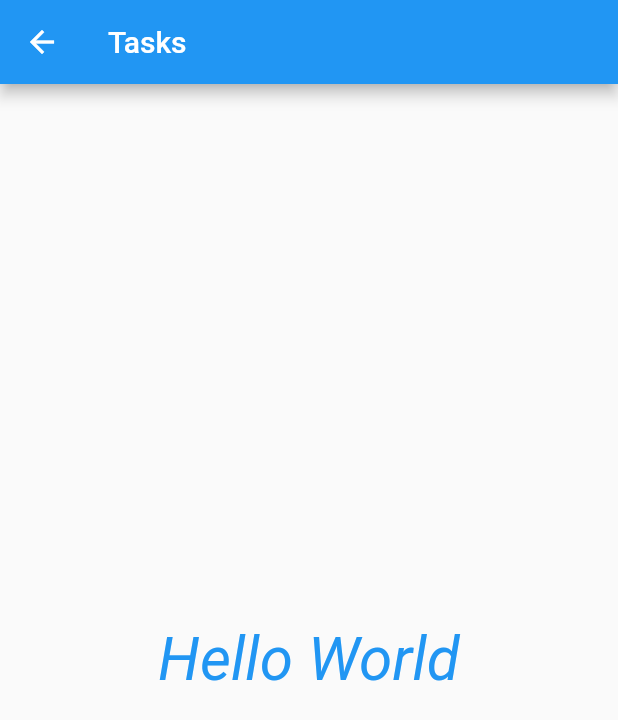
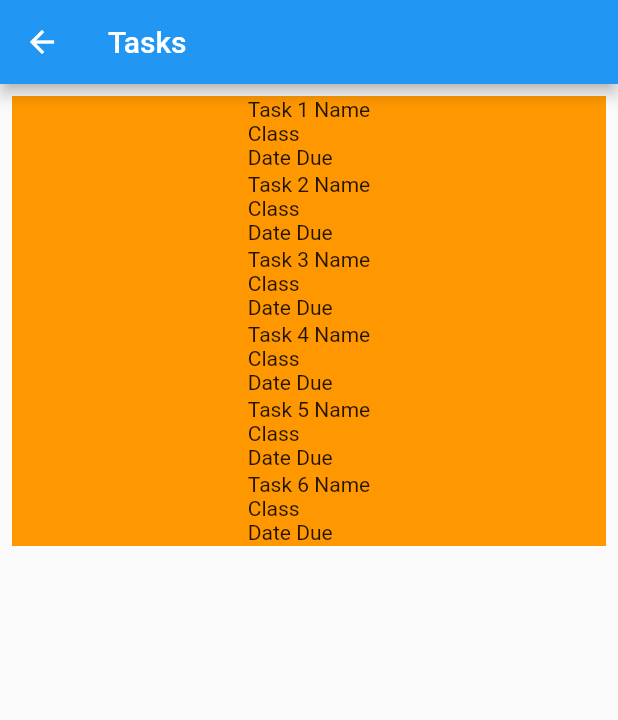
Before and after one commit to DarrylBrooks97/Priority-Task-Scheduler, a Flutter app: the Tasks screen opened directly, on a phone screen of 412 x 824 dp. Shown: the top 720 px of the screen. Run offline on Flutter 3.47's test engine with Material 2 defaults, Android fonts, the light colour scheme and no system bars.

Commit message:
Add Task Containers

```diff
--- a/priority_school_tasker/lib/main.dart
+++ b/priority_school_tasker/lib/main.dart
@@ -1,4 +1,5 @@
 import 'package:flutter/material.dart';
+import 'package:flutter/painting.dart';
 import 'package:flutter/semantics.dart';
 import 'package:flutter/services.dart' show rootBundle;
 
@@ -168,16 +169,53 @@ class Tasks extends StatelessWidget {
   Widget build(BuildContext context) {
     return Scaffold(
       appBar: new AppBar(title: Text("Tasks"),),
-      body: Center(
-        child: Text(
-          "Hello World",
-          style: TextStyle(
-            color: Colors.blue,
-            fontSize: 40.0,
-            fontStyle: FontStyle.italic,
+      body: ListView(
+        padding: const EdgeInsets.all(8),
+        children: <Widget>[
+          Container(
+            height: 50,
+            color: Colors.orange,
+            child: const Center(child: Text('Task 1 Name' +
+                '\nClass' + '\nDate Due')),
           ),
-        ),
-      ),
+          Container(
+            height: 50,
+            color: Colors.orange,
+            child: const Center(child: Text('Task 2 Name' +
+                '\nClass' + '\nDate Due')),
+
+          ),
+          Container(
+            height: 50,
+            color: Colors.orange,
+            child: const Center(child: Text('Task 3 Name' +
+                '\nClass' + '\nDate Due')),
+
+          ),
+          Container(
+            height: 50,
+            color: Colors.orange,
+            child: const Center(child: Text('Task 4 Name' +
+                '\nClass' + '\nDate Due')),
+
+          ),
+          Container(
+            height: 50,
+            color: Colors.orange,
+            child: const Center(child: Text('Task 5 Name' +
+                '\nClass' + '\nDate Due')),
+
+          ),
+          Container(
+            height: 50,
+            color: Colors.orange,
+            child: const Center(child: Text('Task 6 Name' +
+                '\nClass' + '\nDate Due')),
+
+          ),
+        ]
+      )
+
       //NOTE: Pull in a random array and display it the user and center it on the screen
 //          floatingActionButton: FloatingActionButton(
 //          elevation: 10.0,
```
